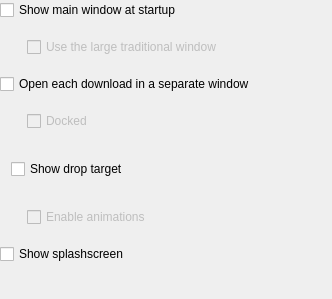
Qt form conf/dlgappearance.ui (KDE/kget) before a commit.
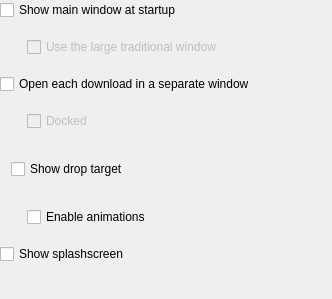
The same form after that commit.

The edit to the form file:
```diff
--- a/conf/dlgappearance.ui
+++ b/conf/dlgappearance.ui
@@ -217,9 +217,6 @@
      </item>
      <item>
       <widget class="QCheckBox" name="kcfg_AnimateDropTarget" >
-       <property name="enabled" >
-        <bool>false</bool>
-       </property>
        <property name="text" >
         <string>Enable animations</string>
        </property>
```
